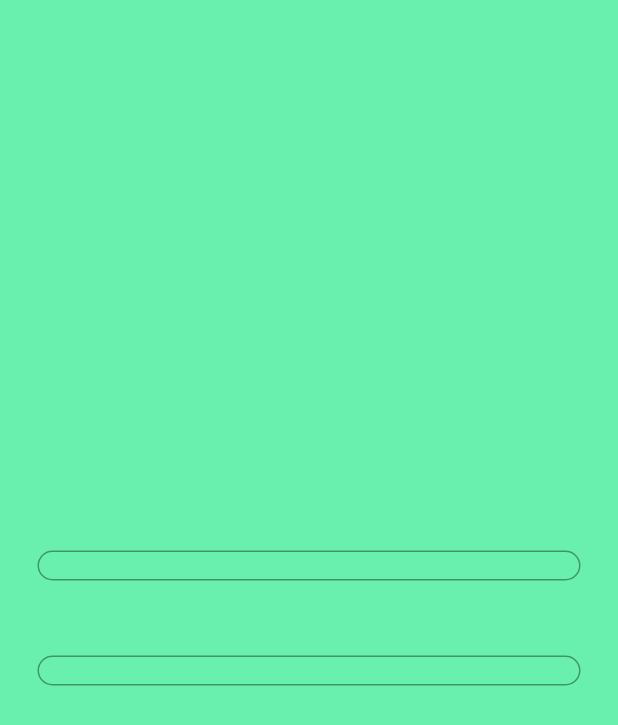
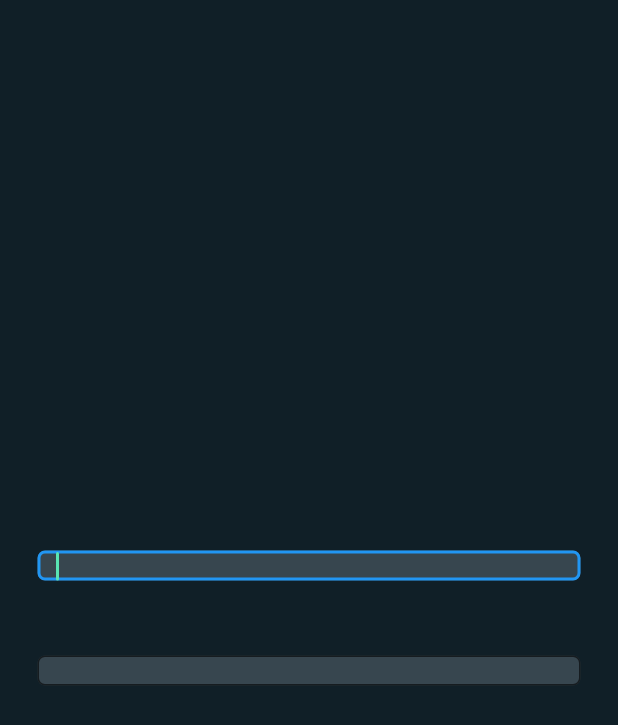
Before and after one commit to MontiniCristian/Breach-Flutter-Client, a Flutter app: the screen it shows after launch, on a phone screen of 412 x 824 dp. Shown: the top 725 px of the screen. Run offline on Flutter 3.47's test engine with Material 2 defaults, Android fonts, the phone set to English and light mode, and no system bars.

Commit message:
Change colors

```diff
--- a/lib/screens/LoginScreen.dart
+++ b/lib/screens/LoginScreen.dart
@@ -14,7 +14,7 @@ class _LoginScreenState extends State<LoginScreen>{
   @override
   Widget build(BuildContext context) {
     return Scaffold(
-      backgroundColor: Colors.greenAccent,
+      backgroundColor: grayDark,
       body: Center(
         child: Column(
           mainAxisAlignment: MainAxisAlignment.center,
--- a/lib/tools/BreachColors.dart
+++ b/lib/tools/BreachColors.dart
@@ -1,7 +1,8 @@
 import 'package:flutter/material.dart';
 
 /* This is the primary color */
-var greyOne = const Color(0xFF1A1A1A);
-var greyTwo = const Color(0xFF232222);
+var grayPrimary = const Color(0xFF37464f);
+var grayLight = const Color(0xFF62717b);
+var grayDark = const Color(0xFF101f27);
 
 var marineGreen = const Color(0xFF59e5b4);
--- a/lib/widgets/LoginTextField.dart
+++ b/lib/widgets/LoginTextField.dart
@@ -1,4 +1,5 @@
 import 'package:flutter/material.dart';
+import '../tools/BreachColors.dart';
 
 class LoginTextField extends StatefulWidget{
   @override
@@ -16,9 +17,22 @@ class _LoginTextFieldState extends State<LoginTextField>{
 
       child: TextField(
         enabled: true,
+        cursorRadius: Radius.circular(50.0),
+        autofocus: true,
+        cursorColor: marineGreen,
+        style: TextStyle(
+          color: marineGreen
+        ),
         decoration: InputDecoration(
-          fillColor: Colors.green,
-          border: OutlineInputBorder(borderRadius: const BorderRadius.all(Radius.circular(20.0)))
+
+          filled: true,
+          fillColor: grayPrimary,
+          border: OutlineInputBorder(
+            borderRadius: const BorderRadius.all(
+              Radius.circular(5.0)
+            )
+          )
+
           //border: OutlineInputBorder(borderRadius: BorderRadius.horizontal())
         )
       ),
```
